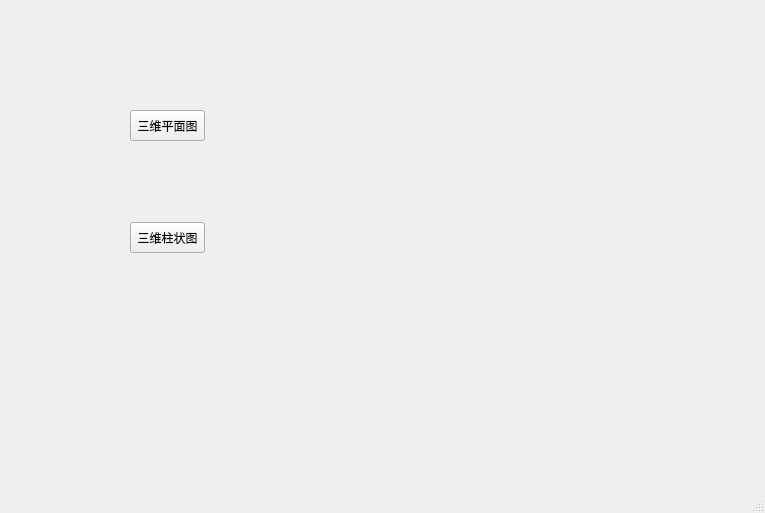
Qimaodada/3DWaterFallPlot, file Q3DSurface/mainwindow.ui: the form before one commit.
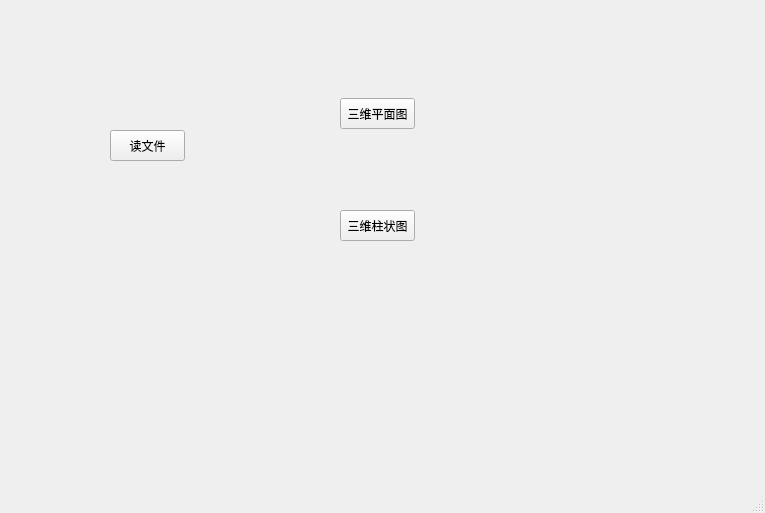
The form after the commit.

```diff
--- a/Q3DSurface/mainwindow.ui
+++ b/Q3DSurface/mainwindow.ui
@@ -17,8 +17,8 @@
    <widget class="QPushButton" name="pushButton">
     <property name="geometry">
      <rect>
-      <x>130</x>
-      <y>110</y>
+      <x>340</x>
+      <y>98</y>
       <width>75</width>
       <height>31</height>
      </rect>
@@ -30,8 +30,8 @@
    <widget class="QPushButton" name="pushButton_2">
     <property name="geometry">
      <rect>
-      <x>130</x>
-      <y>222</y>
+      <x>340</x>
+      <y>210</y>
       <width>75</width>
       <height>31</height>
      </rect>
@@ -40,6 +40,19 @@
      <string>三维柱状图</string>
     </property>
    </widget>
+   <widget class="QPushButton" name="pushButton_3">
+    <property name="geometry">
+     <rect>
+      <x>110</x>
+      <y>130</y>
+      <width>75</width>
+      <height>31</height>
+     </rect>
+    </property>
+    <property name="text">
+     <string>读文件</string>
+    </property>
+   </widget>
   </widget>
   <widget class="QMenuBar" name="menubar">
    <property name="geometry">
```
